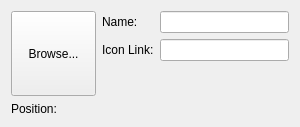
Before: the Qt Designer form src/lib/marble/PlacemarkEditHeader.ui in KDE/marble, drawn with Qt 5.
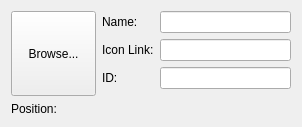
After: the same form once the commit is applied. Custom widgets are drawn as their Qt base class.

Diff of the .ui file:
```diff
--- a/src/lib/marble/PlacemarkEditHeader.ui
+++ b/src/lib/marble/PlacemarkEditHeader.ui
@@ -6,8 +6,8 @@
    <rect>
     <x>0</x>
     <y>0</y>
-    <width>300</width>
-    <height>124</height>
+    <width>302</width>
+    <height>126</height>
    </rect>
   </property>
   <property name="sizePolicy">
@@ -17,7 +17,9 @@
    </sizepolicy>
   </property>
   <layout class="QFormLayout" name="formLayout_2">
-   <item row="0" column="0">
+   <item row="0" column="0" colspan="2">
+    <layout class="QHBoxLayout" name="horizontalLayout">
+     <item>
     <widget class="QPushButton" name="iconLinkButton">
      <property name="sizePolicy">
       <sizepolicy hsizetype="Fixed" vsizetype="Fixed">
@@ -48,8 +50,11 @@
      </property>
     </widget>
    </item>
-   <item row="0" column="1">
+     <item>
     <layout class="QFormLayout" name="formLayout">
+       <property name="fieldGrowthPolicy">
+        <enum>QFormLayout::AllNonFixedFieldsGrow</enum>
+       </property>
      <item row="0" column="0">
       <widget class="QLabel" name="nameLabel">
        <property name="text">
@@ -69,6 +74,18 @@
      </item>
      <item row="1" column="1">
       <widget class="QLineEdit" name="m_iconLink"/>
+       </item>
+       <item row="2" column="0">
+        <widget class="QLabel" name="idLabel">
+         <property name="text">
+          <string>ID:</string>
+         </property>
+        </widget>
+       </item>
+       <item row="2" column="1">
+        <widget class="QLineEdit" name="m_id"/>
+       </item>
+      </layout>
      </item>
     </layout>
    </item>
```
Lines whose indentation alone changed are shown as unchanged.
